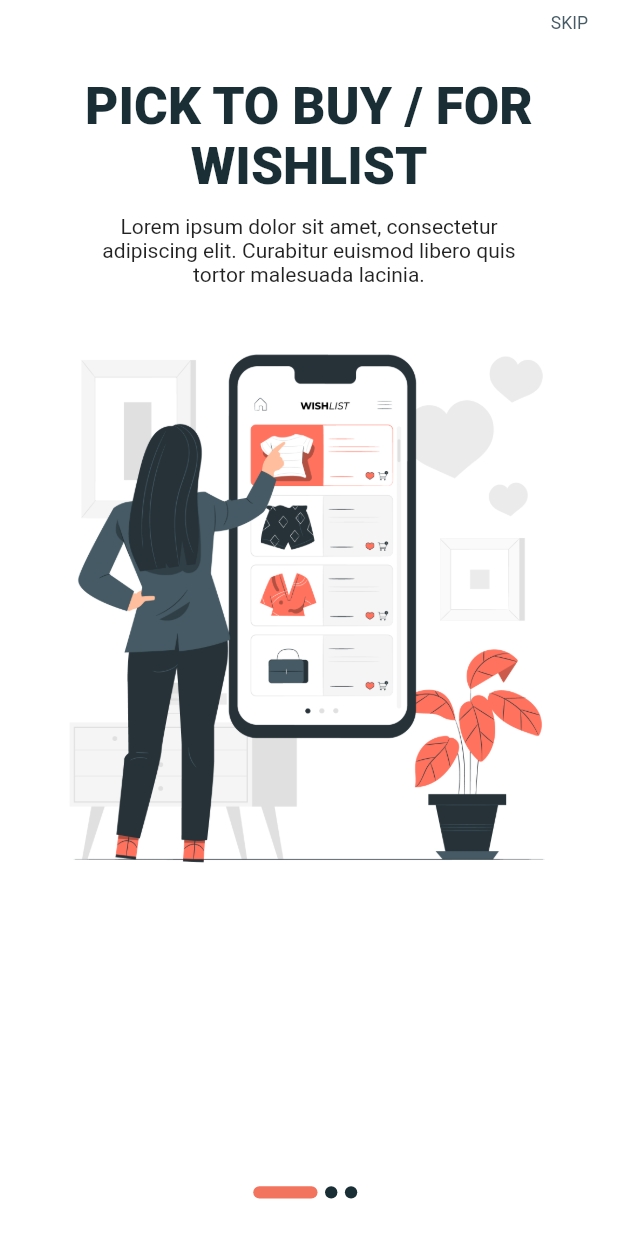
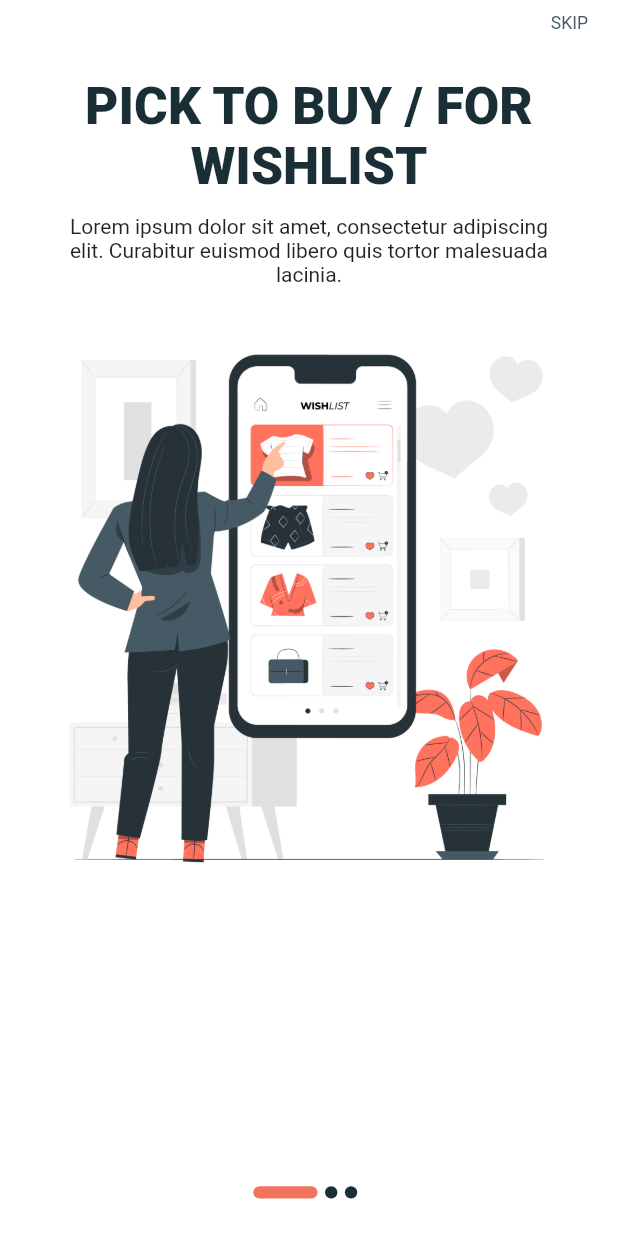
Before and after one commit to Erchil66/soshoppal, a Flutter app: the screen it shows after launch, on a phone screen of 412 x 824 dp. Run offline on Flutter 3.47's test engine with Material 2 defaults, Android fonts, the phone set to English and light mode, and no system bars; our stand-ins replace get, get_storage, google_fonts, responsive_sizer.

Commit message:
add some

```diff
--- a/lib/views/onboarding/onboarding_view.dart
+++ b/lib/views/onboarding/onboarding_view.dart
@@ -21,8 +21,6 @@ class OnboardingScreenView extends StatelessWidget {
           // Note: this one prevent back button
           onWillPop: () async => false,
           child: SafeArea(
-            child: Padding(
-              padding: const EdgeInsets.only(left: 20, right: 20),
             child: PageView.builder(
               physics: const BouncingScrollPhysics(),
               controller: controller.pageControll,
@@ -41,7 +39,6 @@ class OnboardingScreenView extends StatelessWidget {
             ),
           ),
         ),
-        ),
         bottomNavigationBar: OnboardingBelowCount(
           selectedIndex: controller.selectedPagexNumber.value,
         ),
--- a/lib/widgets/onboaring_widgets/onboarding_front.dart
+++ b/lib/widgets/onboaring_widgets/onboarding_front.dart
@@ -28,7 +28,9 @@ class OnboardingWidgetHoler extends StatelessWidget {
             // SizedBox(
             //   height: 1.5.h,
             // ),
-            SizedBox(
+            Padding(
+              padding: const EdgeInsets.only(left: 20, right: 20),
+              child: SizedBox(
                 width: 375,
                 child: Row(
                   crossAxisAlignment: CrossAxisAlignment.end,
@@ -79,6 +81,7 @@ class OnboardingWidgetHoler extends StatelessWidget {
                   ],
                 ),
               ),
+            ),
             SizedBox(
               height: 3.5.h,
             ),
```
Lines whose indentation alone changed are shown as unchanged.
